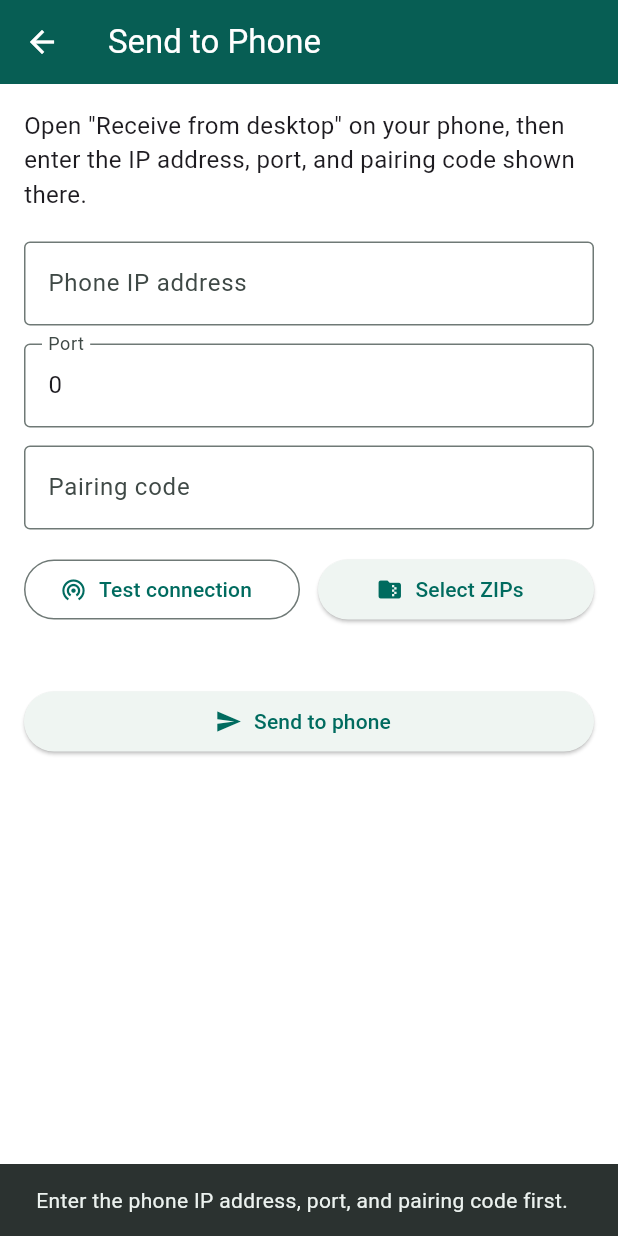
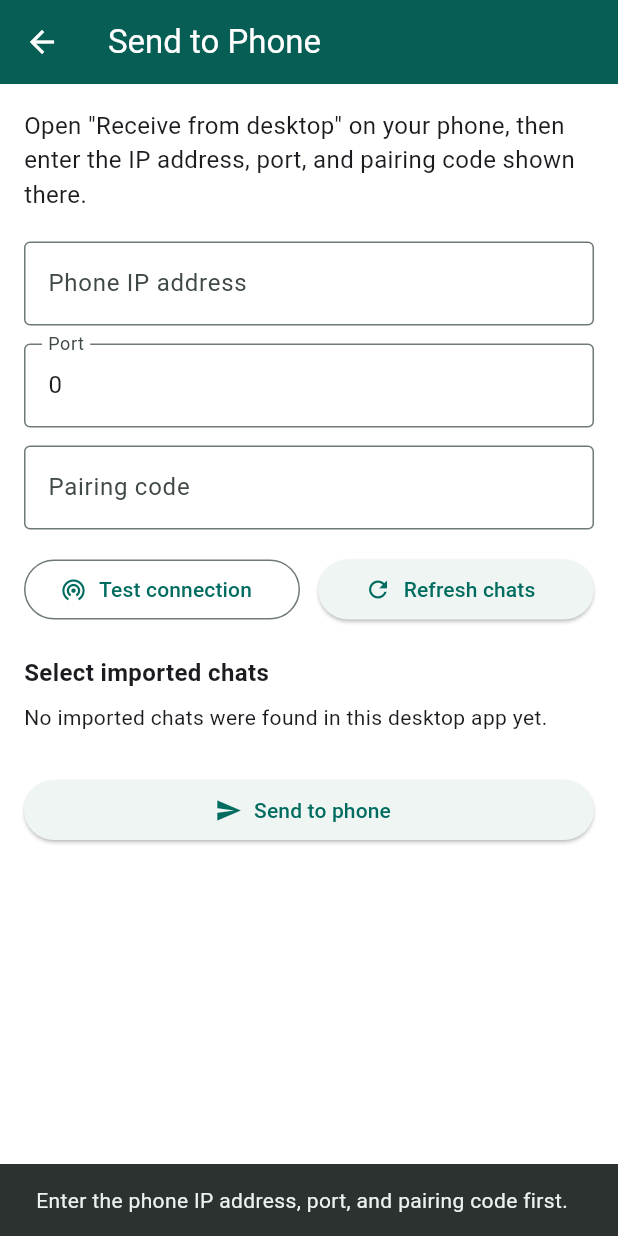
Before and after one commit to vwdewaal/WhatsBackUp, a Flutter app: the SendToPhoneScreen screen opened directly, after a tap on "Send to phone", on a phone screen of 412 x 824 dp. Run offline on Flutter 3.47's test engine with Material 3 defaults, Android fonts, the phone set to English and light mode, and no system bars; our stand-ins replace file_picker, firebase_analytics, firebase_core, firebase_crashlytics, flutter_slidable, just_audio and 6 more; missing offline and left inert: flutter_pdfview, purchases_flutter, purchases_ui_flutter; accounts and stored records are empty.

Commit message:
Send imported chats to phone

```diff
--- a/lib/screens/send_to_phone_screen.dart
+++ b/lib/screens/send_to_phone_screen.dart
@@ -1,8 +1,9 @@
 import 'package:flutter/material.dart';
-import 'package:path/path.dart' as p;
 
-import '../services/chat_import_service.dart';
+import '../models/chat_models.dart';
+import '../services/chat_repository.dart';
 import '../services/local_transfer_client.dart';
+import '../services/local_transfer_bundle_service.dart';
 import '../settings_controller.dart';
 
 class SendToPhoneScreen extends StatefulWidget {
@@ -13,18 +14,27 @@ class SendToPhoneScreen extends StatefulWidget {
 }
 
 class _SendToPhoneScreenState extends State<SendToPhoneScreen> {
-  final ChatImportService _importService = ChatImportService();
+  final ChatRepository _repository = ChatRepository();
   final LocalTransferClient _client = const LocalTransferClient();
+  final LocalTransferBundleService _bundleService = LocalTransferBundleService();
   final TextEditingController _hostController = TextEditingController();
   final TextEditingController _portController =
       TextEditingController(text: '0');
   final TextEditingController _tokenController = TextEditingController();
 
-  List<String> _zipPaths = <String>[];
+  List<ChatArchive> _archives = <ChatArchive>[];
+  final Set<String> _selectedArchiveIds = <String>{};
   String? _status;
   double? _progress;
   bool _sending = false;
   bool _checking = false;
+  bool _loadingArchives = false;
+
+  @override
+  void initState() {
+    super.initState();
+    _loadArchives();
+  }
 
   @override
   void dispose() {
@@ -34,15 +44,17 @@ class _SendToPhoneScreenState extends State<SendToPhoneScreen> {
     super.dispose();
   }
 
-  Future<void> _pickZips() async {
-    final List<String> paths = await _importService.pickZipPaths(
-      allowMultiple: true,
-    );
-    if (!mounted || paths.isEmpty) {
+  Future<void> _loadArchives() async {
+    setState(() {
+      _loadingArchives = true;
+    });
+    final List<ChatArchive> archives = await _repository.getArchives();
+    if (!mounted) {
       return;
     }
     setState(() {
-      _zipPaths = paths;
+      _archives = archives.where((ChatArchive archive) => !archive.isArchived).toList();
+      _loadingArchives = false;
     });
   }
 
@@ -88,7 +100,7 @@ class _SendToPhoneScreenState extends State<SendToPhoneScreen> {
     }
   }
 
-  Future<void> _sendSelectedZips() async {
+  Future<void> _sendSelectedArchives() async {
     final String host = _hostController.text.trim();
     final int? port = int.tryParse(_portController.text.trim());
     final String token = _tokenController.text.trim();
@@ -96,8 +108,11 @@ class _SendToPhoneScreenState extends State<SendToPhoneScreen> {
       _showSnack('Enter the phone IP address, port, and pairing code first.');
       return;
     }
-    if (_zipPaths.isEmpty) {
-      _showSnack('Select one or more ZIPs first.');
+    final List<ChatArchive> selectedArchives = _archives
+        .where((ChatArchive archive) => _selectedArchiveIds.contains(archive.id))
+        .toList();
+    if (selectedArchives.isEmpty) {
+      _showSnack('Select one or more imported chats first.');
       return;
     }
 
@@ -108,14 +123,26 @@ class _SendToPhoneScreenState extends State<SendToPhoneScreen> {
     int successCount = 0;
     final List<String> failures = <String>[];
 
-    for (int index = 0; index < _zipPaths.length; index += 1) {
-      final String zipPath = _zipPaths[index];
+    for (int index = 0; index < selectedArchives.length; index += 1) {
+      final ChatArchive archive = selectedArchives[index];
       if (!mounted) {
         return;
       }
       setState(() {
         _status =
-            'Sending ${p.basenameWithoutExtension(zipPath)} (${index + 1}/${_zipPaths.length})';
+            'Preparing ${archive.displayName} (${index + 1}/${selectedArchives.length})';
+        _progress = 0;
+      });
+
+      final LocalTransferBundle bundle =
+          await _bundleService.createBundle(archive);
+
+      if (!mounted) {
+        return;
+      }
+      setState(() {
+        _status =
+            'Sending ${archive.displayName} (${index + 1}/${selectedArchives.length})';
         _progress = 0;
       });
 
@@ -123,7 +150,7 @@ class _SendToPhoneScreenState extends State<SendToPhoneScreen> {
         host: host,
         port: port,
         token: token,
-        zipPath: zipPath,
+        zipPath: bundle.zipPath,
         onProgress: (int sentBytes, int totalBytes) {
           if (!mounted) {
             return;
@@ -155,8 +182,8 @@ class _SendToPhoneScreenState extends State<SendToPhoneScreen> {
       _sending = false;
       _progress = null;
       _status = failures.isEmpty
-          ? 'Sent $successCount chat ZIPs to your phone.'
-          : 'Sent $successCount of ${_zipPaths.length}. ${failures.first}';
+          ? 'Sent $successCount chats to your phone.'
+          : 'Sent $successCount of ${selectedArchives.length}. ${failures.first}';
     });
   }
 
@@ -230,34 +257,43 @@ class _SendToPhoneScreenState extends State<SendToPhoneScreen> {
               const SizedBox(width: 12),
               Expanded(
                 child: ElevatedButton.icon(
-                  onPressed: _sending ? null : _pickZips,
-                  icon: const Icon(Icons.folder_zip),
+                  onPressed: _sending || _loadingArchives ? null : _loadArchives,
+                  icon: const Icon(Icons.refresh),
                   label: Text(
-                    _zipPaths.isEmpty
-                        ? 'Select ZIPs'
-                        : 'Selected ${_zipPaths.length}',
+                    _loadingArchives ? 'Loading...' : 'Refresh chats',
                   ),
                 ),
               ),
             ],
           ),
           const SizedBox(height: 20),
-          if (_zipPaths.isNotEmpty) ...<Widget>[
           const Text(
-              'Ready to send',
+            'Select imported chats',
             style: TextStyle(fontSize: 16, fontWeight: FontWeight.w700),
           ),
           const SizedBox(height: 8),
-            for (final String zipPath in _zipPaths)
-              ListTile(
-                dense: true,
+          if (_archives.isEmpty && !_loadingArchives)
+            const Text('No imported chats were found in this desktop app yet.'),
+          for (final ChatArchive archive in _archives)
+            CheckboxListTile(
+              value: _selectedArchiveIds.contains(archive.id),
+              onChanged: _sending
+                  ? null
+                  : (bool? value) {
+                      setState(() {
+                        if (value ?? false) {
+                          _selectedArchiveIds.add(archive.id);
+                        } else {
+                          _selectedArchiveIds.remove(archive.id);
+                        }
+                      });
+                    },
+              controlAffinity: ListTileControlAffinity.leading,
               contentPadding: EdgeInsets.zero,
-                leading: const Icon(Icons.archive_outlined),
-                title: Text(p.basenameWithoutExtension(zipPath)),
-                subtitle: Text(zipPath),
+              title: Text(archive.displayName),
+              subtitle: Text(archive.folderPath),
             ),
           const SizedBox(height: 8),
-          ],
           if (_status != null)
             Container(
               padding: const EdgeInsets.all(12),
@@ -282,7 +318,7 @@ class _SendToPhoneScreenState extends State<SendToPhoneScreen> {
             ),
           const SizedBox(height: 20),
           ElevatedButton.icon(
-            onPressed: _sending ? null : _sendSelectedZips,
+            onPressed: _sending ? null : _sendSelectedArchives,
             icon: _sending
                 ? const SizedBox(
                     width: 18,
```
Also changed, not shown: lib/services/local_transfer_bundle_service.dart (added, +103 -0 lines). Lines whose indentation alone changed are shown as unchanged.
